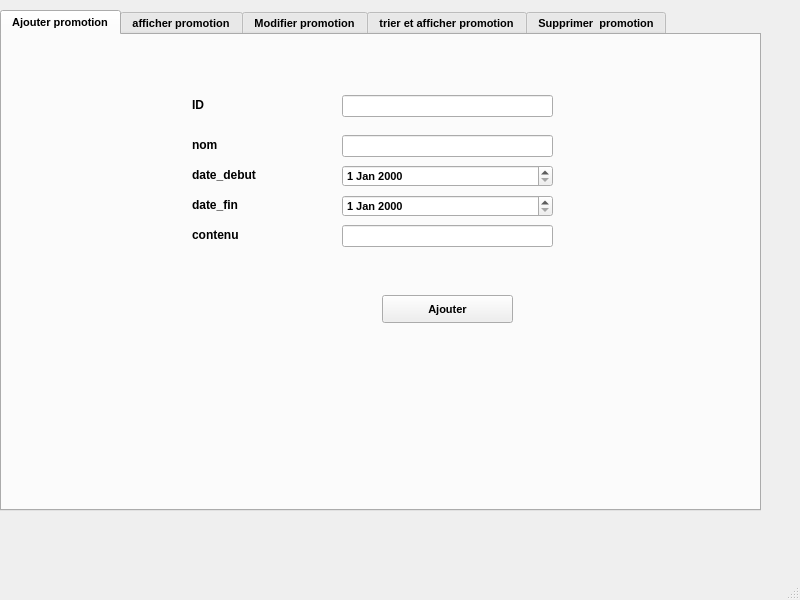
Old version of the form mainwindow.ui in the repository NourBenAmor/TRANSPORTOP.
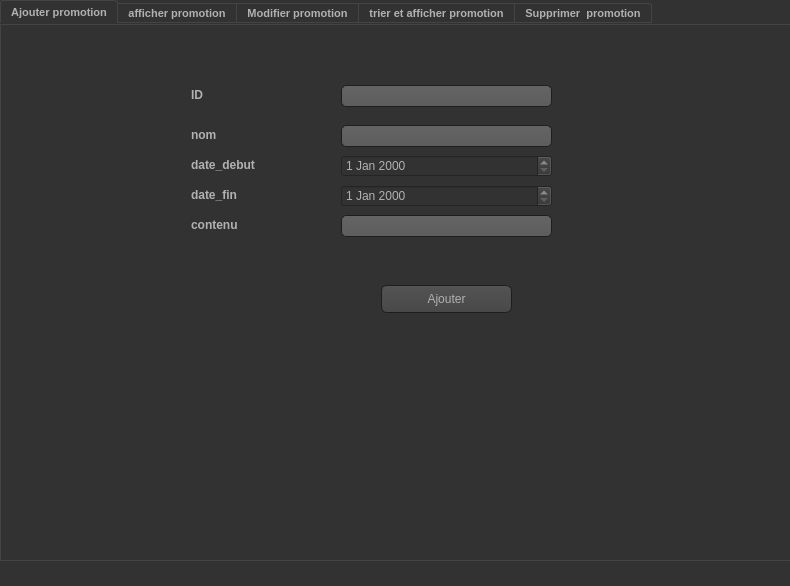
New version of the form. The open tabs and pages were chosen to show the change. Icons and pictures are not drawn.

Diff of the .ui file:
```diff
--- a/mainwindow.ui
+++ b/mainwindow.ui
@@ -6,21 +6,482 @@
    <rect>
     <x>0</x>
     <y>0</y>
-    <width>800</width>
-    <height>600</height>
+    <width>790</width>
+    <height>586</height>
    </rect>
   </property>
   <property name="windowTitle">
    <string>MainWindow</string>
   </property>
+  <property name="styleSheet">
+   <string notr="true">QToolTip
+{
+     border: 1px solid black;
+     background-color: #ffa02f;
+     padding: 1px;
+     border-radius: 3px;
+     opacity: 100;
+}
+
+QWidget
+{
+    color: #b1b1b1;
+    background-color: #323232;
+}
+
+QWidget:item:hover
+{
+    background-color: QLinearGradient( x1: 0, y1: 0, x2: 0, y2: 1, stop: 0 #ffa02f, stop: 1 #ca0619);
+    color: #000000;
+}
+
+QWidget:item:selected
+{
+    background-color: QLinearGradient( x1: 0, y1: 0, x2: 0, y2: 1, stop: 0 #ffa02f, stop: 1 #d7801a);
+}
+
+QMenuBar::item
+{
+    background: transparent;
+}
+
+QMenuBar::item:selected
+{
+    background: transparent;
+    border: 1px solid #ffaa00;
+}
+
+QMenuBar::item:pressed
+{
+    background: #444;
+    border: 1px solid #000;
+    background-color: QLinearGradient(
+        x1:0, y1:0,
+        x2:0, y2:1,
+        stop:1 #212121,
+        stop:0.4 #343434/*,
+        stop:0.2 #343434,
+        stop:0.1 #ffaa00*/
+    );
+    margin-bottom:-1px;
+    padding-bottom:1px;
+}
+
+QMenu
+{
+    border: 1px solid #000;
+}
+
+QMenu::item
+{
+    padding: 2px 20px 2px 20px;
+}
+
+QMenu::item:selected
+{
+    color: #000000;
+}
+
+QWidget:disabled
+{
+    color: #404040;
+    background-color: #323232;
+}
+
+QAbstractItemView
+{
+    background-color: QLinearGradient( x1: 0, y1: 0, x2: 0, y2: 1, stop: 0 #4d4d4d, stop: 0.1 #646464, stop: 1 #5d5d5d);
+}
+
+QWidget:focus
+{
+    /*border: 2px solid QLinearGradient( x1: 0, y1: 0, x2: 0, y2: 1, stop: 0 #ffa02f, stop: 1 #d7801a);*/
+}
+
+QLineEdit
+{
+    background-color: QLinearGradient( x1: 0, y1: 0, x2: 0, y2: 1, stop: 0 #4d4d4d, stop: 0 #646464, stop: 1 #5d5d5d);
+    padding: 1px;
+    border-style: solid;
+    border: 1px solid #1e1e1e;
+    border-radius: 5;
+}
+
+QPushButton
+{
+    color: #b1b1b1;
+    background-color: QLinearGradient( x1: 0, y1: 0, x2: 0, y2: 1, stop: 0 #565656, stop: 0.1 #525252, stop: 0.5 #4e4e4e, stop: 0.9 #4a4a4a, stop: 1 #464646);
+    border-width: 1px;
+    border-color: #1e1e1e;
+    border-style: solid;
+    border-radius: 6;
+    padding: 3px;
+    font-size: 12px;
+    padding-left: 5px;
+    padding-right: 5px;
+}
+
+QPushButton:pressed
+{
+    background-color: QLinearGradient( x1: 0, y1: 0, x2: 0, y2: 1, stop: 0 #2d2d2d, stop: 0.1 #2b2b2b, stop: 0.5 #292929, stop: 0.9 #282828, stop: 1 #252525);
+}
+
+QComboBox
+{
+    selection-background-color: #ffaa00;
+    background-color: QLinearGradient( x1: 0, y1: 0, x2: 0, y2: 1, stop: 0 #565656, stop: 0.1 #525252, stop: 0.5 #4e4e4e, stop: 0.9 #4a4a4a, stop: 1 #464646);
+    border-style: solid;
+    border: 1px solid #1e1e1e;
+    border-radius: 5;
+}
+
+QComboBox:hover,QPushButton:hover
+{
+    border: 2px solid QLinearGradient( x1: 0, y1: 0, x2: 0, y2: 1, stop: 0 #ffa02f, stop: 1 #d7801a);
+}
+
+
+QComboBox:on
+{
+    padding-top: 3px;
+    padding-left: 4px;
+    background-color: QLinearGradient( x1: 0, y1: 0, x2: 0, y2: 1, stop: 0 #2d2d2d, stop: 0.1 #2b2b2b, stop: 0.5 #292929, stop: 0.9 #282828, stop: 1 #252525);
+    selection-background-color: #ffaa00;
+}
+
+QComboBox QAbstractItemView
+{
+    border: 2px solid darkgray;
+    selection-background-color: QLinearGradient( x1: 0, y1: 0, x2: 0, y2: 1, stop: 0 #ffa02f, stop: 1 #d7801a);
+}
+
+QComboBox::drop-down
+{
+     subcontrol-origin: padding;
+     subcontrol-position: top right;
+     width: 15px;
+
+     border-left-width: 0px;
+     border-left-color: darkgray;
+     border-left-style: solid; /* just a single line */
+     border-top-right-radius: 3px; /* same radius as the QComboBox */
+     border-bottom-right-radius: 3px;
+ }
+
+QComboBox::down-arrow
+{
+     image: url(:/down_arrow.png);
+}
+
+QGroupBox:focus
+{
+border: 2px solid QLinearGradient( x1: 0, y1: 0, x2: 0, y2: 1, stop: 0 #ffa02f, stop: 1 #d7801a);
+}
+
+QTextEdit:focus
+{
+    border: 2px solid QLinearGradient( x1: 0, y1: 0, x2: 0, y2: 1, stop: 0 #ffa02f, stop: 1 #d7801a);
+}
+
+QScrollBar:horizontal {
+     border: 1px solid #222222;
+     background: QLinearGradient( x1: 0, y1: 0, x2: 0, y2: 1, stop: 0.0 #121212, stop: 0.2 #282828, stop: 1 #484848);
+     height: 7px;
+     margin: 0px 16px 0 16px;
+}
+
+QScrollBar::handle:horizontal
+{
+      background: QLinearGradient( x1: 0, y1: 0, x2: 1, y2: 0, stop: 0 #ffa02f, stop: 0.5 #d7801a, stop: 1 #ffa02f);
+      min-height: 20px;
+      border-radius: 2px;
+}
+
+QScrollBar::add-line:horizontal {
+      border: 1px solid #1b1b19;
+      border-radius: 2px;
+      background: QLinearGradient( x1: 0, y1: 0, x2: 1, y2: 0, stop: 0 #ffa02f, stop: 1 #d7801a);
+      width: 14px;
+      subcontrol-position: right;
+      subcontrol-origin: margin;
+}
+
+QScrollBar::sub-line:horizontal {
+      border: 1px solid #1b1b19;
+      border-radius: 2px;
+      background: QLinearGradient( x1: 0, y1: 0, x2: 1, y2: 0, stop: 0 #ffa02f, stop: 1 #d7801a);
+      width: 14px;
+     subcontrol-position: left;
+     subcontrol-origin: margin;
+}
+
+QScrollBar::right-arrow:horizontal, QScrollBar::left-arrow:horizontal
+{
+      border: 1px solid black;
+      width: 1px;
+      height: 1px;
+      background: white;
+}
+
+QScrollBar::add-page:horizontal, QScrollBar::sub-page:horizontal
+{
+      background: none;
+}
+
+QScrollBar:vertical
+{
+      background: QLinearGradient( x1: 0, y1: 0, x2: 1, y2: 0, stop: 0.0 #121212, stop: 0.2 #282828, stop: 1 #484848);
+      width: 7px;
+      margin: 16px 0 16px 0;
+      border: 1px solid #222222;
+}
+
+QScrollBar::handle:vertical
+{
+      background: QLinearGradient( x1: 0, y1: 0, x2: 0, y2: 1, stop: 0 #ffa02f, stop: 0.5 #d7801a, stop: 1 #ffa02f);
+      min-height: 20px;
+      border-radius: 2px;
+}
+
+QScrollBar::add-line:vertical
+{
+      border: 1px solid #1b1b19;
+      border-radius: 2px;
+      background: QLinearGradient( x1: 0, y1: 0, x2: 0, y2: 1, stop: 0 #ffa02f, stop: 1 #d7801a);
+      height: 14px;
+      subcontrol-position: bottom;
+      subcontrol-origin: margin;
+}
+
+QScrollBar::sub-line:vertical
+{
+      border: 1px solid #1b1b19;
+      border-radius: 2px;
+      background: QLinearGradient( x1: 0, y1: 0, x2: 0, y2: 1, stop: 0 #d7801a, stop: 1 #ffa02f);
+      height: 14px;
+      subcontrol-position: top;
+      subcontrol-origin: margin;
+}
+
+QScrollBar::up-arrow:vertical, QScrollBar::down-arrow:vertical
+{
+      border: 1px solid black;
+      width: 1px;
+      height: 1px;
+      background: white;
+}
+
+
+QScrollBar::add-page:vertical, QScrollBar::sub-page:vertical
+{
+      background: none;
+}
+
+QTextEdit
+{
+    background-color: #242424;
+}
+
+QPlainTextEdit
+{
+    background-color: #242424;
+}
+
+QHeaderView::section
+{
+    background-color: QLinearGradient(x1:0, y1:0, x2:0, y2:1, stop:0 #616161, stop: 0.5 #505050, stop: 0.6 #434343, stop:1 #656565);
+    color: white;
+    padding-left: 4px;
+    border: 1px solid #6c6c6c;
+}
+
+QCheckBox:disabled
+{
+color: #414141;
+}
+
+QDockWidget::title
+{
+    text-align: center;
+    spacing: 3px; /* spacing between items in the tool bar */
+    background-color: QLinearGradient(x1:0, y1:0, x2:0, y2:1, stop:0 #323232, stop: 0.5 #242424, stop:1 #323232);
+}
+
+QDockWidget::close-button, QDockWidget::float-button
+{
+    text-align: center;
+    spacing: 1px; /* spacing between items in the tool bar */
+    background-color: QLinearGradient(x1:0, y1:0, x2:0, y2:1, stop:0 #323232, stop: 0.5 #242424, stop:1 #323232);
+}
+
+QDockWidget::close-button:hover, QDockWidget::float-button:hover
+{
+    background: #242424;
+}
+
+QDockWidget::close-button:pressed, QDockWidget::float-button:pressed
+{
+    padding: 1px -1px -1px 1px;
+}
+
+QMainWindow::separator
+{
+    background-color: QLinearGradient(x1:0, y1:0, x2:0, y2:1, stop:0 #161616, stop: 0.5 #151515, stop: 0.6 #212121, stop:1 #343434);
+    color: white;
+    padding-left: 4px;
+    border: 1px solid #4c4c4c;
+    spacing: 3px; /* spacing between items in the tool bar */
+}
+
+QMainWindow::separator:hover
+{
+
+    background-color: QLinearGradient(x1:0, y1:0, x2:0, y2:1, stop:0 #d7801a, stop:0.5 #b56c17 stop:1 #ffa02f);
+    color: white;
+    padding-left: 4px;
+    border: 1px solid #6c6c6c;
+    spacing: 3px; /* spacing between items in the tool bar */
+}
+
+QToolBar::handle
+{
+     spacing: 3px; /* spacing between items in the tool bar */
+     background: url(:/images/handle.png);
+}
+
+QMenu::separator
+{
+    height: 2px;
+    background-color: QLinearGradient(x1:0, y1:0, x2:0, y2:1, stop:0 #161616, stop: 0.5 #151515, stop: 0.6 #212121, stop:1 #343434);
+    color: white;
+    padding-left: 4px;
+    margin-left: 10px;
+    margin-right: 5px;
+}
+
+QProgressBar
+{
+    border: 2px solid grey;
+    border-radius: 5px;
+    text-align: center;
+}
+
+QProgressBar::chunk
+{
+    background-color: #d7801a;
+    width: 2.15px;
+    margin: 0.5px;
+}
+
+QTabBar::tab {
+    color: #b1b1b1;
+    border: 1px solid #444;
+    border-bottom-style: none;
+    background-color: #323232;
+    padding-left: 10px;
+    padding-right: 10px;
+    padding-top: 3px;
+    padding-bottom: 2px;
+    margin-right: -1px;
+}
+
+QTabWidget::pane {
+    border: 1px solid #444;
+    top: 1px;
+}
+
+QTabBar::tab:last
+{
+    margin-right: 0; /* the last selected tab has nothing to overlap with on the right */
+    border-top-right-radius: 3px;
+}
+
+QTabBar::tab:first:!selected
+{
+ margin-left: 0px; /* the last selected tab has nothing to overlap with on the right */
+
+
+    border-top-left-radius: 3px;
+}
+
+QTabBar::tab:!selected
+{
+    color: #b1b1b1;
+    border-bottom-style: solid;
+    margin-top: 3px;
+    background-color: QLinearGradient(x1:0, y1:0, x2:0, y2:1, stop:1 #212121, stop:.4 #343434);
+}
+
+QTabBar::tab:selected
+{
+    border-top-left-radius: 3px;
+    border-top-right-radius: 3px;
+    margin-bottom: 0px;
+}
+
+QTabBar::tab:!selected:hover
+{
+    /*border-top: 2px solid #ffaa00;
+    padding-bottom: 3px;*/
+    border-top-left-radius: 3px;
+    border-top-right-radius: 3px;
+    background-color: QLinearGradient(x1:0, y1:0, x2:0, y2:1, stop:1 #212121, stop:0.4 #343434, stop:0.2 #343434, stop:0.1 #ffaa00);
+}
+
+QRadioButton::indicator:checked, QRadioButton::indicator:unchecked{
+    color: #b1b1b1;
+    background-color: #323232;
+    border: 1px solid #b1b1b1;
+    border-radius: 6px;
+}
+
+QRadioButton::indicator:checked
+{
+    background-color: qradialgradient(
+        cx: 0.5, cy: 0.5,
+        fx: 0.5, fy: 0.5,
+        radius: 1.0,
+        stop: 0.25 #ffaa00,
+        stop: 0.3 #323232
+    );
+}
+
+QCheckBox::indicator{
+    color: #b1b1b1;
+    background-color: #323232;
+    border: 1px solid #b1b1b1;
+    width: 9px;
+    height: 9px;
+}
+
+QRadioButton::indicator
+{
+    border-radius: 6px;
+}
+
+QRadioButton::indicator:hover, QCheckBox::indicator:hover
+{
+    border: 1px solid #ffaa00;
+}
+
+QCheckBox::indicator:checked
+{
+    image:url(:/images/checkbox.png);
+}
+
+QCheckBox::indicator:disabled, QRadioButton::indicator:disabled
+{
+    border: 1px solid #444;
+}</string>
+  </property>
   <widget class="QWidget" name="centralwidget">
    <widget class="QTabWidget" name="tabWidget">
     <property name="geometry">
      <rect>
       <x>0</x>
-      <y>10</y>
-      <width>761</width>
-      <height>501</height>
+      <y>0</y>
+      <width>791</width>
+      <height>561</height>
      </rect>
     </property>
     <property name="font">
@@ -206,6 +667,22 @@
        </rect>
       </property>
      </widget>
+     <widget class="QLabel" name="label">
+      <property name="geometry">
+       <rect>
+        <x>240</x>
+        <y>310</y>
+        <width>381</width>
+        <height>131</height>
+       </rect>
+      </property>
+      <property name="text">
+       <string/>
+      </property>
+      <property name="pixmap">
+       <pixmap>img/promovideo_explicative_animee.png</pixmap>
+      </property>
+     </widget>
     </widget>
     <widget class="QWidget" name="tab_12">
      <attribute name="title">
```
Left out of the diff: 18 changed lines with no effect on the pictures.
